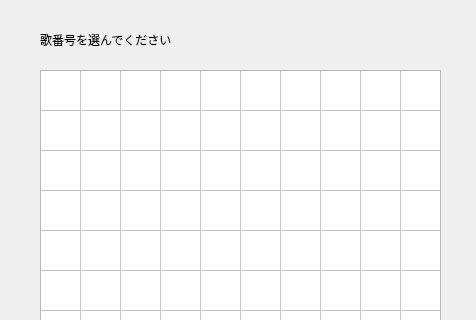
suzumitu/Naniwazu, file naniwazuUI/karuta.ui: the form before one commit; both pictures show x 0 to 476 and y 0 to 320 of the 476 by 542 pixel window.
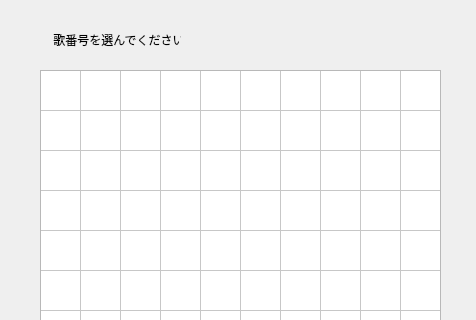
The form after the commit.

Commit message:
Changed label upper QTableWidget
 - Changed text position of the label upper the QTableWidget

The edit to the form file:
```diff
--- a/naniwazuUI/karuta.ui
+++ b/naniwazuUI/karuta.ui
@@ -44,12 +44,12 @@
     <rect>
      <x>40</x>
      <y>30</y>
-     <width>191</width>
+     <width>141</width>
      <height>20</height>
     </rect>
    </property>
    <property name="text">
-    <string>歌番号を選んでください</string>
+    <string>    歌番号を選んでください</string>
    </property>
   </widget>
   <widget class="QTableWidget" name="karutaTable">
```
The commit also changes 1 other file.
